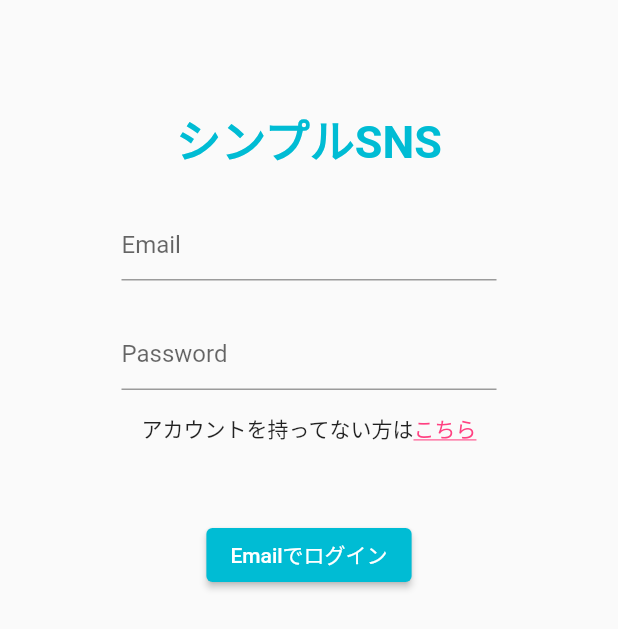
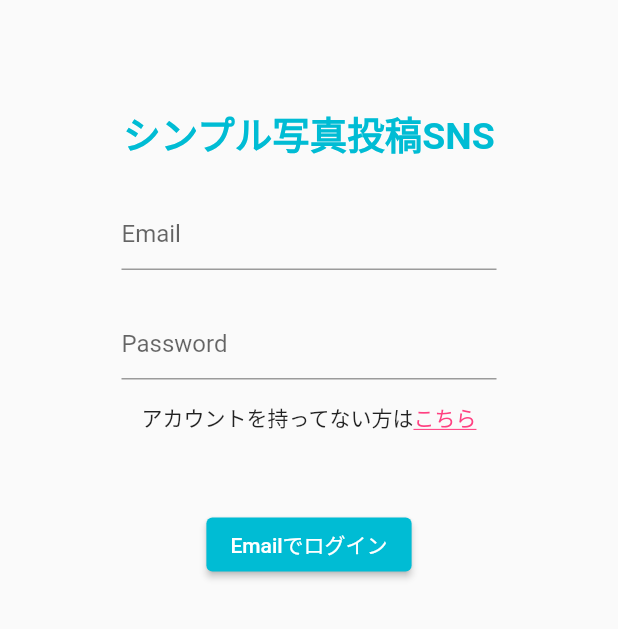
Before and after one commit to tomohiro1024/simpleSNS, a Flutter app: the screen it shows after launch, on a phone screen of 412 x 824 dp. Shown: the top 629 px of the screen. Run offline on Flutter 3.47's test engine with Material 2 defaults, Android fonts, the phone set to English and light mode, and no system bars; our stand-ins replace cloud_firestore, firebase_auth, firebase_core, firebase_storage, image_picker; accounts and stored records are empty.

Commit message:
タイトルの変更

```diff
--- a/lib/view/start_up/login_page.dart
+++ b/lib/view/start_up/login_page.dart
@@ -30,9 +30,9 @@ class _LoginPageState extends State<LoginPage> {
                   height: 70,
                 ),
                 Text(
-                  'シンプルSNS',
+                  'シンプル写真投稿SNS',
                   style: TextStyle(
-                      fontSize: 30,
+                      fontSize: 25,
                       fontWeight: FontWeight.bold,
                       color: Colors.cyan),
                 ),
```
